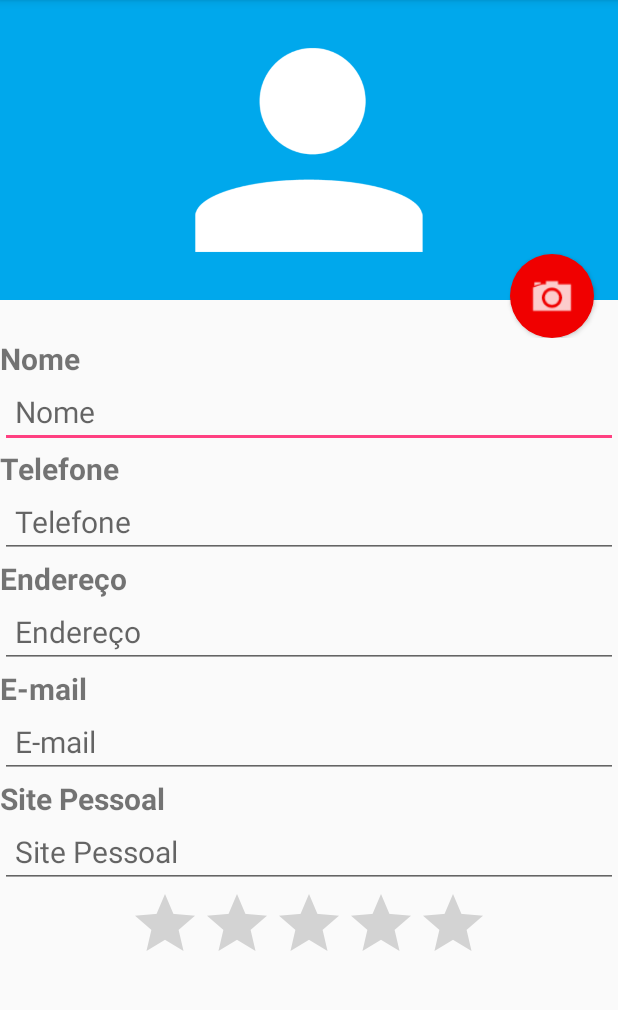
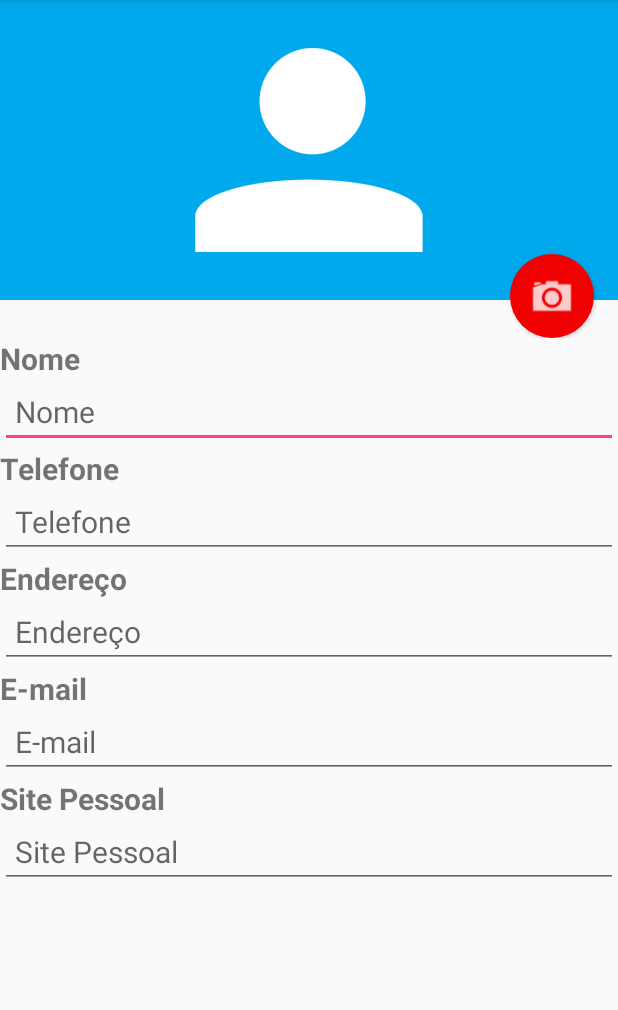
Before and after one commit to MitchellSymington/agenda, an Android app: the FormularioActivity screen opened directly, with no data from a screen before it, on a phone screen of 412 x 824 dp, the part 84-1094 px from its top. Run offline under Robolectric (Android 15) with nearby library versions, the phone set to English and light mode, and no system bars.

Commit message:
Arrumando teclado

```diff
--- a/app/src/main/AndroidManifest.xml
+++ b/app/src/main/AndroidManifest.xml
@@ -24,7 +24,8 @@
                 <category android:name="android.intent.category.LAUNCHER" />
             </intent-filter>
         </activity>
-        <activity android:name=".activity.FormularioActivity" />
+        <activity android:name=".activity.FormularioActivity"
+            android:windowSoftInputMode="stateAlwaysHidden"/>
 
         <provider
             android:name="android.support.v4.content.FileProvider"
--- a/app/src/main/java/br/com/psymitch/agenda/FormularioHelper.java
+++ b/app/src/main/java/br/com/psymitch/agenda/FormularioHelper.java
@@ -18,7 +18,7 @@ public class FormularioHelper {
     private final EditText campoTelefone;
     private final EditText campoEndereco;
     private final EditText campoEmail;
-    private final RatingBar campoNota;
+    //private final RatingBar campoNota;
     private final ImageView campoFoto;
     private final EditText campoSite;
     private Contato contato;
@@ -29,7 +29,7 @@ public class FormularioHelper {
         campoTelefone = (EditText) activity.findViewById(R.id.formulario_telefone);
         campoEndereco = (EditText) activity.findViewById(R.id.formulario_endereco);
         campoEmail = (EditText) activity.findViewById(R.id.formulario_email);
-        campoNota = (RatingBar) activity.findViewById(R.id.formulario_nota);
+        //campoNota = (RatingBar) activity.findViewById(R.id.formulario_nota);
         campoFoto = (ImageView) activity.findViewById(R.id.formulario_foto);
         campoSite = (EditText) activity.findViewById(R.id.formulario_site);
         contato = new Contato();
@@ -42,7 +42,7 @@ public class FormularioHelper {
         campoEndereco.setText(contato.getEndereco());
         campoEmail.setText(contato.getEmail());
         campoSite.setText(contato.getSite());
-        campoNota.setProgress(contato.getNota().intValue());
+        //campoNota.setProgress(contato.getNota().intValue());
         carregaImagem(contato.getCaminhoFoto());
         this.contato = contato;
         return contato;
@@ -55,7 +55,7 @@ public class FormularioHelper {
         contato.setEndereco(campoEndereco.getText().toString());
         contato.setEmail(campoEmail.getText().toString());
         contato.setSite(campoSite.getText().toString());
-        contato.setNota(Double.valueOf(campoNota.getProgress()));
+        //contato.setNota(Double.valueOf(campoNota.getProgress()));
         contato.setCaminhoFoto((String) campoFoto.getTag());
         return contato;
     }
--- a/app/src/main/res/layout/activity_formulario.xml
+++ b/app/src/main/res/layout/activity_formulario.xml
@@ -129,14 +129,6 @@
             android:paddingTop="8dp"
             android:textSize="20sp" />
 
-        <RatingBar
-            android:id="@+id/formulario_nota"
-            android:layout_width="wrap_content"
-            android:layout_height="wrap_content"
-            android:layout_gravity="center"
-            android:max="10"
-            android:numStars="5" />
-
     </LinearLayout>
 
 </ScrollView>
```
